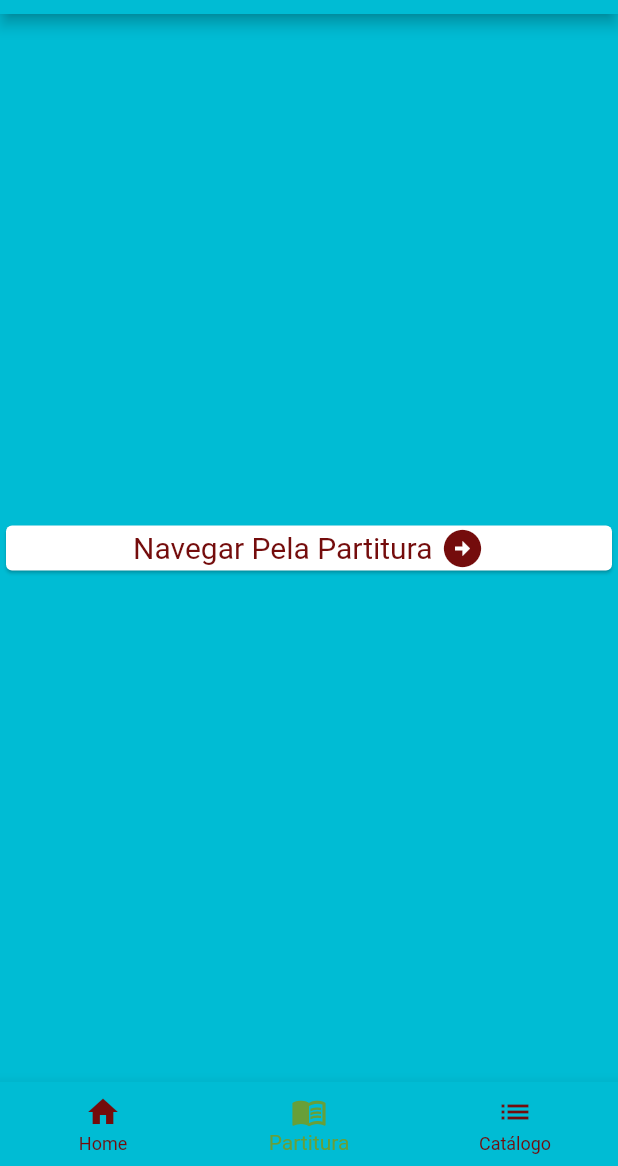
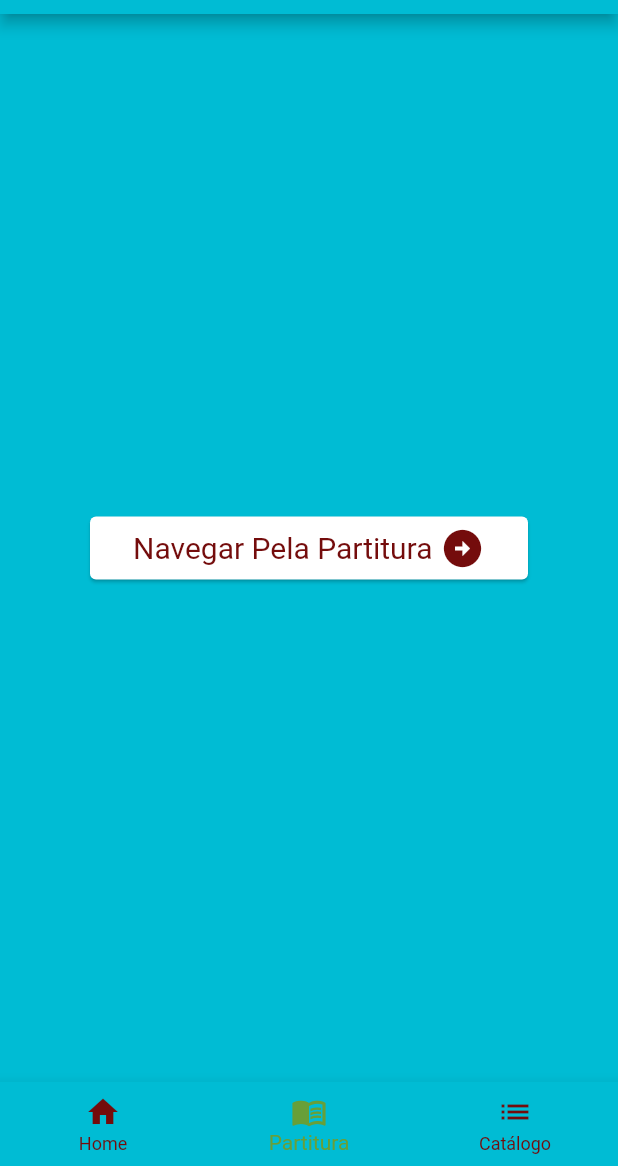
Before and after one commit to ddiasguto/mliturgica, a Flutter app: the screen it shows after launch, item 2 of the bottom bar chosen, on a phone screen of 412 x 824 dp, the part 70-1236 px from its top. Run offline on Flutter 3.47's test engine with Material 2 defaults, Android fonts, the phone set to English and light mode, and no system bars.

Commit message:
Navigate sheet button resized

```diff
--- a/lib/pages/sheet_page.dart
+++ b/lib/pages/sheet_page.dart
@@ -18,6 +18,9 @@ class _SheetPageState extends State<SheetPage> {
   Widget build(BuildContext context) {
     Maestro maestro = Provider.of<Maestro>(context);
     return Center(
+      child: Container(
+        width: 300,
+        height: 50,
         child: Card(
           child: InkWell(
             onTap: () {
@@ -47,6 +50,7 @@ class _SheetPageState extends State<SheetPage> {
             ),
           ),
         ),
+      ),
     );
   }
 }
```
Lines whose indentation alone changed are shown as unchanged.
